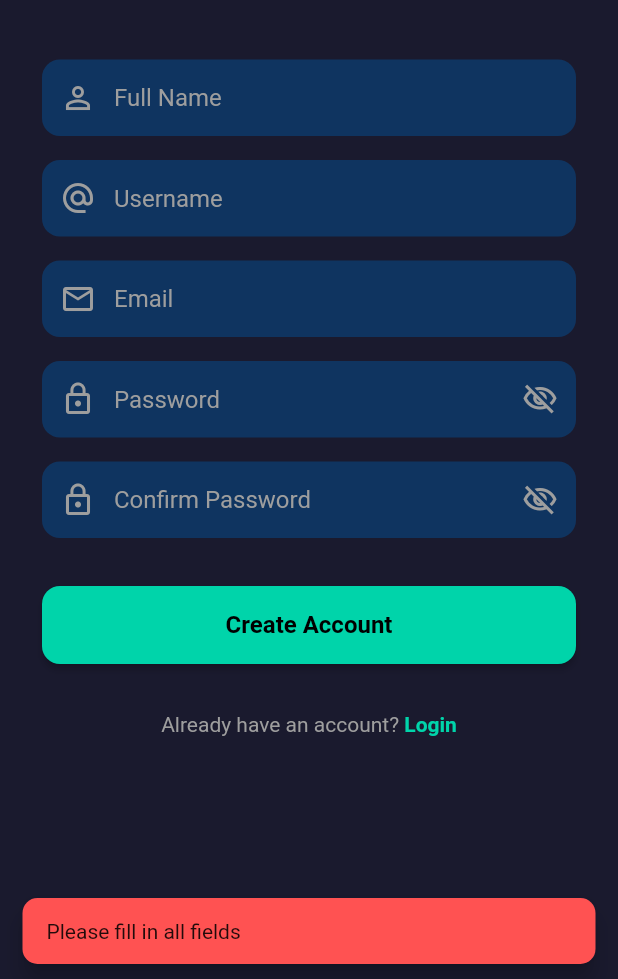
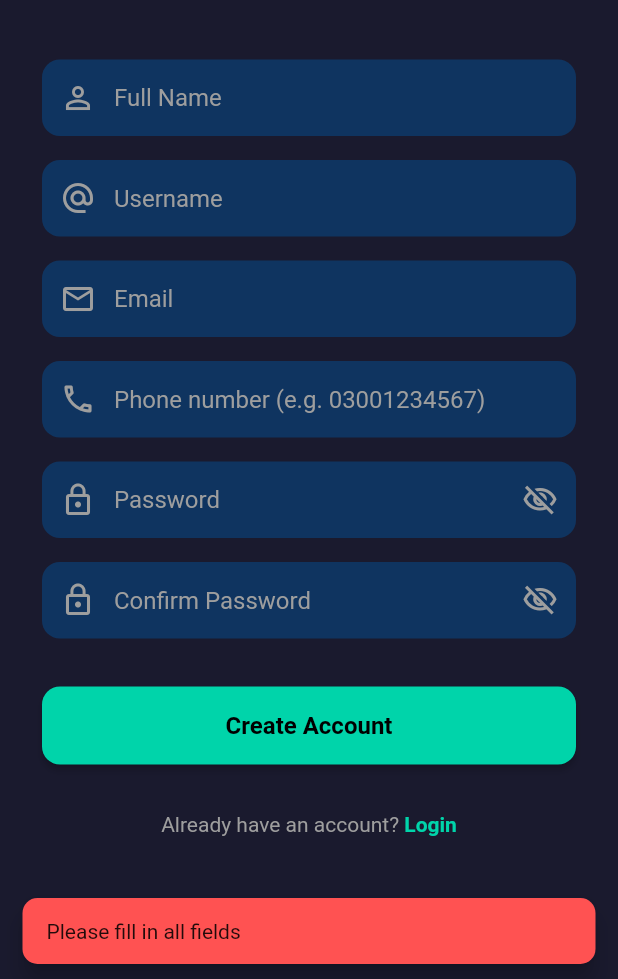
Before and after one commit to Haidermushtaq/splivy, a Flutter app: the SignupScreen screen opened by its route, after a tap on "Create Account", on a phone screen of 412 x 824 dp, the part 257-1236 px from its top. Run offline on Flutter 3.47's test engine with Material 3 defaults, Android fonts, the phone set to English and light mode, and no system bars; our stand-ins replace flutter_dotenv, flutter_local_notifications, flutter_riverpod, lottie, shared_preferences, supabase_flutter; accounts and stored records are empty.

Commit message:
feat: add phone number field to signup with Pakistani validation
Co-authored-by: MohsinAshraf01 <mohsinmhn24@gmail.com>
Co-authored-by: HaiderZahoorr <haiderzahoor808@gmail.com>

```diff
--- a/lib/screens/auth/signup_screen.dart
+++ b/lib/screens/auth/signup_screen.dart
@@ -1,5 +1,6 @@
 import 'package:flutter/material.dart';
 import '../../services/auth_service.dart';
+import '../../utils/validators.dart';
 
 class SignupScreen extends StatefulWidget {
   const SignupScreen({super.key});
@@ -12,6 +13,7 @@ class _SignupScreenState extends State<SignupScreen> {
   final _fullNameController = TextEditingController();
   final _usernameController = TextEditingController();
   final _emailController = TextEditingController();
+  final _phoneController = TextEditingController();
   final _passwordController = TextEditingController();
   final _confirmPasswordController = TextEditingController();
 
@@ -27,6 +29,7 @@ class _SignupScreenState extends State<SignupScreen> {
     _fullNameController.dispose();
     _usernameController.dispose();
     _emailController.dispose();
+    _phoneController.dispose();
     _passwordController.dispose();
     _confirmPasswordController.dispose();
     super.dispose();
@@ -36,15 +39,23 @@ class _SignupScreenState extends State<SignupScreen> {
     final fullName = _fullNameController.text.trim();
     final username = _usernameController.text.trim();
     final email = _emailController.text.trim();
+    final phone = _phoneController.text.trim();
     final password = _passwordController.text;
     final confirmPassword = _confirmPasswordController.text;
 
     if (fullName.isEmpty ||
         username.isEmpty ||
         email.isEmpty ||
+        phone.isEmpty ||
         password.isEmpty ||
         confirmPassword.isEmpty) {
       _showError('Please fill in all fields');
+      return;
+    }
+
+    final phoneError = Validators.validatePhoneNumber(phone);
+    if (phoneError != null) {
+      _showError(phoneError);
       return;
     }
 
@@ -64,6 +75,7 @@ class _SignupScreenState extends State<SignupScreen> {
         fullName: fullName,
         username: username,
         email: email,
+        phone: phone,
         password: password,
       );
       if (mounted) {
@@ -94,13 +106,21 @@ class _SignupScreenState extends State<SignupScreen> {
         msg.contains('already registered')) {
       return 'An account with this email already exists';
     }
+    if (msg.contains('password should be at least') ||
+        msg.contains('weak password')) {
+      return 'Password must be at least 6 characters';
+    }
+    if (msg.contains('invalid email') || msg.contains('unable to validate')) {
+      return 'Please enter a valid email address';
+    }
     if (msg.contains('network') ||
         msg.contains('socketexception') ||
         msg.contains('connection refused') ||
         msg.contains('failed host lookup')) {
       return 'Please check your internet connection';
     }
-    return 'Something went wrong. Please try again.';
+    // Show the real error so we can diagnose it
+    return error.toString();
   }
 
   void _showError(String message) {
@@ -220,6 +240,18 @@ class _SignupScreenState extends State<SignupScreen> {
               const SizedBox(height: 16),
 
               TextField(
+                controller: _phoneController,
+                keyboardType: TextInputType.phone,
+                style: TextStyle(color: onSurface),
+                decoration: _fieldDecoration(
+                  hint: 'Phone number (e.g. 03001234567)',
+                  prefixIcon: Icons.phone_outlined,
+                ),
+              ),
+
+              const SizedBox(height: 16),
+
+              TextField(
                 controller: _passwordController,
                 obscureText: _obscurePassword,
                 style: TextStyle(color: onSurface),
--- /dev/null
+++ b/lib/utils/validators.dart
@@ -0,0 +1,18 @@
+class Validators {
+  static String? validatePhoneNumber(String? value) {
+    if (value == null || value.isEmpty) {
+      return 'Enter a valid Pakistani number (03XXXXXXXXX)';
+    }
+    final cleaned = value.replaceAll(RegExp(r'[\s\-]'), '');
+    if (!RegExp(r'^\d+$').hasMatch(cleaned)) {
+      return 'Enter a valid Pakistani number (03XXXXXXXXX)';
+    }
+    if (cleaned.length != 11) {
+      return 'Enter a valid Pakistani number (03XXXXXXXXX)';
+    }
+    if (!cleaned.startsWith('03')) {
+      return 'Enter a valid Pakistani number (03XXXXXXXXX)';
+    }
+    return null;
+  }
+}
```
Also changed, not shown: lib/services/auth_service.dart (+2 -9 lines).
